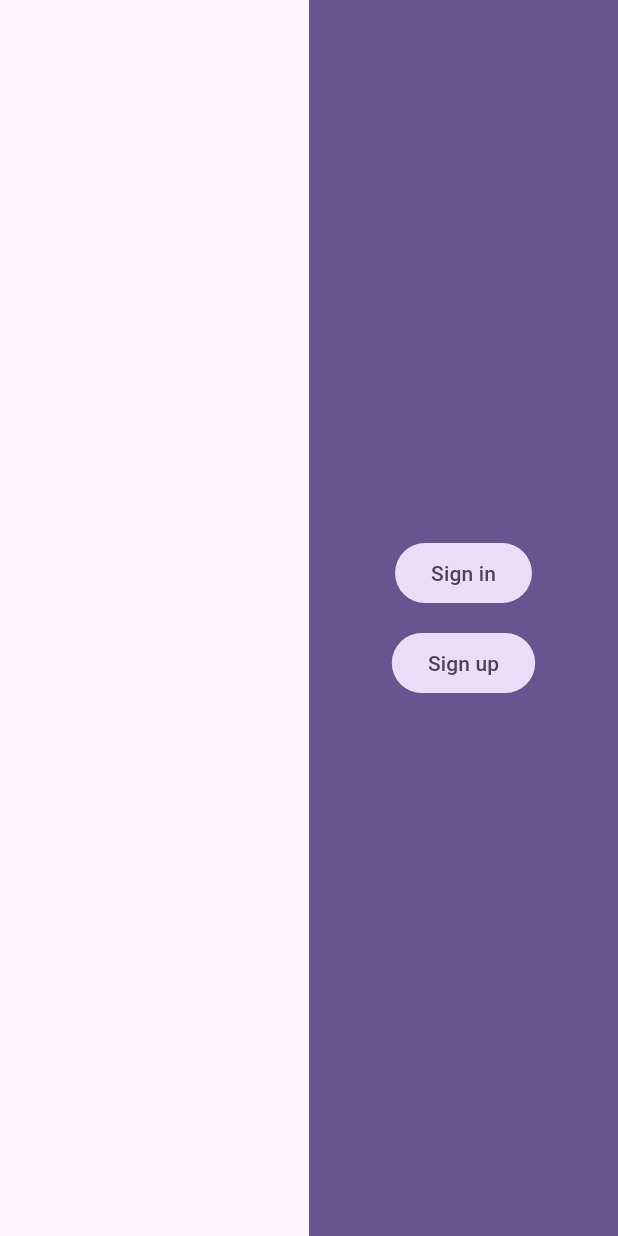
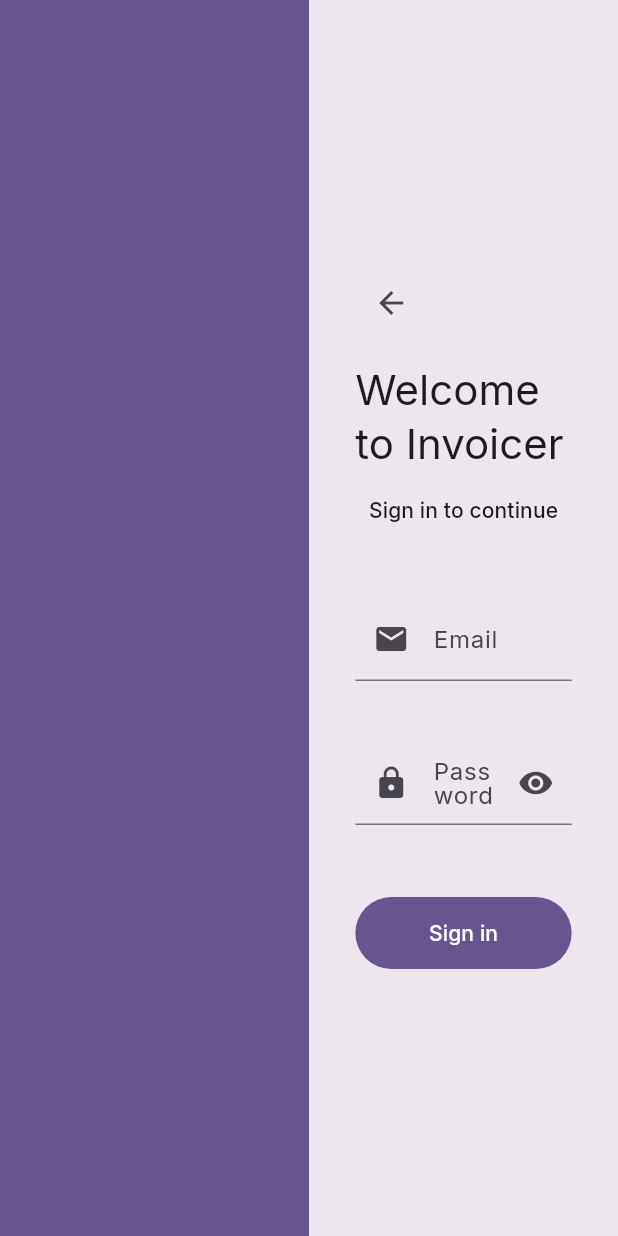
Before and after one commit to MonolithicIO/invoicer-web, a Flutter app: the screen it shows after launch, after a tap on "Sign in", on a phone screen of 412 x 824 dp. Run offline on Flutter 3.47's test engine with Material 3 defaults, Android fonts, the phone set to English and light mode, and no system bars; our stand-ins replace auto_route.

Commit message:
feat: draft sign in screen

```diff
--- /dev/null
+++ b/lib/features/auth/components/auth_container.dart
@@ -0,0 +1,36 @@
+import 'package:flutter/material.dart';
+
+final class AuthContainer extends StatelessWidget {
+  const AuthContainer({
+    super.key,
+    required this.leftSection,
+    required this.rightSection,
+  });
+
+  final Widget leftSection;
+  final Widget rightSection;
+
+  @override
+  Widget build(BuildContext context) {
+    return Scaffold(
+      body: Container(
+        child: Row(
+          children: [
+            Expanded(
+              child: Ink(
+                color: Theme.of(context).colorScheme.primary,
+                child: leftSection,
+              ),
+            ),
+            Expanded(
+              child: Ink(
+                color: Theme.of(context).colorScheme.surfaceContainerHigh,
+                child: rightSection,
+              ),
+            ),
+          ],
+        ),
+      ),
+    );
+  }
+}
--- a/lib/features/auth/screens/authmenu/auth_menu_screen.dart
+++ b/lib/features/auth/screens/authmenu/auth_menu_screen.dart
@@ -1,6 +1,8 @@
-import 'package:auto_route/annotations.dart';
+import 'package:auto_route/auto_route.dart';
 import 'package:flutter/material.dart';
+import 'package:invoicer_web/features/auth/components/auth_container.dart';
 import 'package:invoicer_web/features/auth/screens/authmenu/components/AuthMenuRightSection.dart';
+import 'package:invoicer_web/navigation/app_router.gr.dart';
 
 @RoutePage()
 class AuthMenuScreen extends StatelessWidget {
@@ -8,24 +10,29 @@
 
   @override
   Widget build(BuildContext context) {
-    return Scaffold(
-      body: Container(
-        child: Row(
-          children: [
-            Expanded(
-              child: Ink(color: Theme.of(context).scaffoldBackgroundColor, child: Column()),
+    final navigator = AutoRouter.of(context);
+
+    return AuthContainer(
+      leftSection: Column(
+        crossAxisAlignment: CrossAxisAlignment.center,
+        mainAxisAlignment: MainAxisAlignment.center,
+        children: [
+          Text(
+            "Welcome to Invoicer",
+            style: TextStyle(
+              fontSize: 64,
+              fontWeight: FontWeight.w700,
+              color: Theme.of(context).colorScheme.surface,
             ),
-            Expanded(
-              child: Ink(
-                color: Theme.of(context).primaryColor,
-                child: AuthMenuRightSection(
-                  onSignInTap: () {},
-                  onSignUpTap: () {},
-                ),
-              ),
-            ),
-          ],
-        ),
+            textAlign: TextAlign.center,
+          ),
+        ],
+      ),
+      rightSection: AuthMenuRightSection(
+        onSignInTap: () {
+          navigator.push(SignInRoute());
+        },
+        onSignUpTap: () {},
       ),
     );
   }
--- a/lib/features/auth/screens/signin/sign_in_screen.dart
+++ b/lib/features/auth/screens/signin/sign_in_screen.dart
@@ -0,0 +1,107 @@
+import 'package:auto_route/annotations.dart';
+import 'package:auto_route/auto_route.dart';
+import 'package:flutter/material.dart';
+import 'package:invoicer_web/features/auth/components/auth_container.dart';
+import 'package:invoicer_web/navigation/app_router.gr.dart';
+
+@RoutePage()
+final class SignInScreen extends StatefulWidget {
+  @override
+  State<StatefulWidget> createState() {
+    return _SignInScreenState();
+  }
+}
+
+final class _SignInScreenState extends State<SignInScreen> {
+  String _email = '';
+  String _password = '';
+  bool _passwordCensored = true;
+
+  @override
+  Widget build(BuildContext context) {
+    return AuthContainer(
+      leftSection: Column(),
+      rightSection: FractionallySizedBox(
+        widthFactor: 0.7,
+        child: Column(
+          children: [
+            Spacer(),
+            Align(
+              alignment: Alignment.topLeft,
+              child: BackButton(
+                onPressed: () {
+                  context.router.popAndPush(AuthMenuRoute());
+                },
+              )
+            ),
+            SizedBox(height: 16),
+            Column(
+              mainAxisAlignment: MainAxisAlignment.center,
+              crossAxisAlignment: CrossAxisAlignment.center,
+              spacing: 16,
+              children: [
+                Text(
+                  "Welcome to Invoicer",
+                  style: Theme.of(context).textTheme.headlineMedium,
+                ),
+                Text(
+                  "Sign in to continue",
+                  style: Theme.of(context).textTheme.titleSmall,
+                ),
+                SizedBox(height: 16),
+                TextField(
+                  decoration: InputDecoration(
+                    label: Text('Email'),
+                    prefixIcon: Icon(Icons.email),
+                  ),
+                  onChanged: (value) {
+                    setState(() {
+                      _email = value;
+                    });
+                  },
+                  autocorrect: false,
+                  maxLines: 1,
+                ),
+                SizedBox(height: 8),
+                TextField(
+                  decoration: InputDecoration(
+                    label: Text('Password'),
+                    prefixIcon: Icon(Icons.lock),
+                    suffixIcon: IconButton(
+                      icon: Icon(
+                        _passwordCensored ? Icons.visibility : Icons.visibility_off,
+                      ),
+                      onPressed: () {
+                        setState(() {
+                          _passwordCensored = !_passwordCensored;
+                        });
+                      },
+                    ),
+                  ),
+                  onChanged: (value) {
+                    setState(() {
+                      _password = value;
+                    });
+                  },
+                  autocorrect: false,
+                  obscureText: _passwordCensored,
+                  maxLines: 1,
+                ),
+                SizedBox(height: 16),
+                SizedBox(
+                  width: double.infinity,
+                  height: 48,
+                  child: FilledButton(
+                    onPressed: () {},
+                    child: Text("Sign in"),
+                  ),
+                ),
+              ],
+            ),
+            Spacer(),
+          ],
+        ),
+      ),
+    );
+  }
+}
--- a/lib/main.dart
+++ b/lib/main.dart
@@ -16,22 +16,8 @@
     return MaterialApp.router(
       title: 'Flutter Demo',
       theme: ThemeData(
-        // This is the theme of your application.
-        //
-        // TRY THIS: Try running your application with "flutter run". You'll see
-        // the application has a purple toolbar. Then, without quitting the app,
-        // try changing the seedColor in the colorScheme below to Colors.green
-        // and then invoke "hot reload" (save your changes or press the "hot
-        // reload" button in a Flutter-supported IDE, or press "r" if you used
-        // the command line to start the app).
-        //
-        // Notice that the counter didn't reset back to zero; the application
-        // state is not lost during the reload. To reset the state, use hot
-        // restart instead.
-        //
-        // This works for code too, not just values: Most code changes can be
-        // tested with just a hot reload.
         colorScheme: ColorScheme.fromSeed(seedColor: Colors.deepPurple),
+        fontFamily: "Inter"
       ),
       routerConfig: navigator.config(),
     );
--- a/lib/navigation/app_router.dart
+++ b/lib/navigation/app_router.dart
@@ -9,5 +9,6 @@
         page: AuthMenuRoute.page,
         initial: true
     ),
+    AutoRoute(page: SignInRoute.page),
   ];
 }
--- a/pubspec.yaml
+++ b/pubspec.yaml
@@ -60,6 +60,11 @@
   # the material Icons class.
   uses-material-design: true
 
+  fonts:
+    - family: Inter
+      fonts:
+        - asset: resources/fonts/inter/inter_variable.ttf
+
   # To add assets to your application, add an assets section, like this:
   # assets:
   #   - images/a_dot_burr.jpeg
```
Also changed, not shown: lib/navigation/app_router.gr.dart, resources/fonts/inter/inter_variable.ttf (added).
